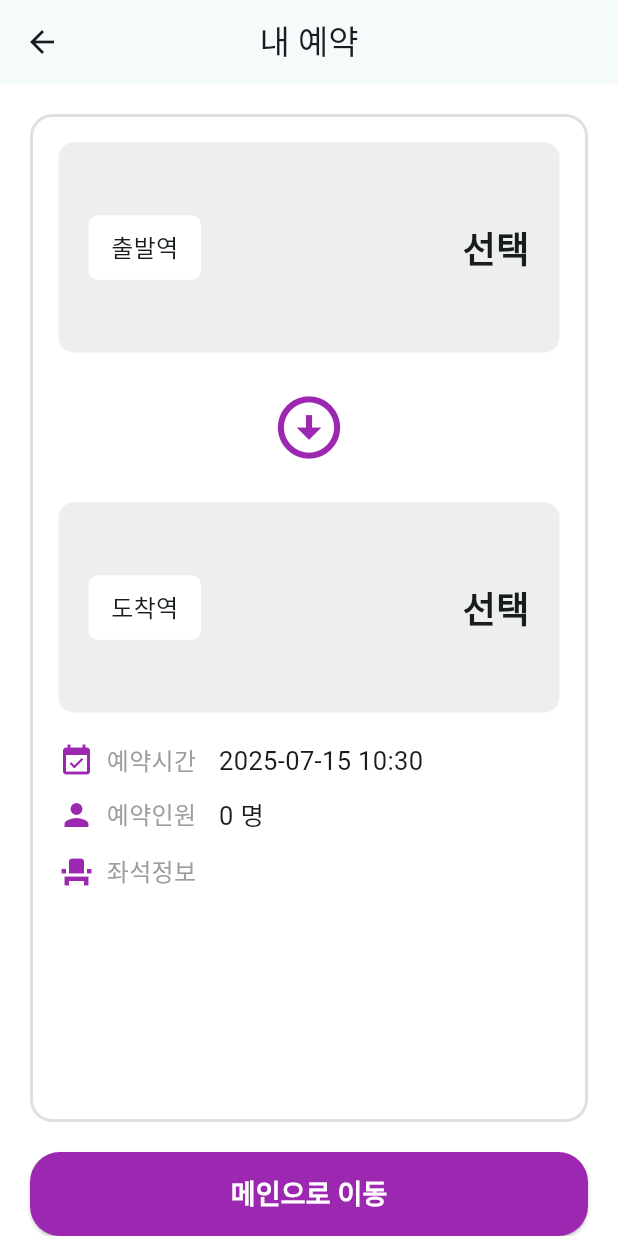
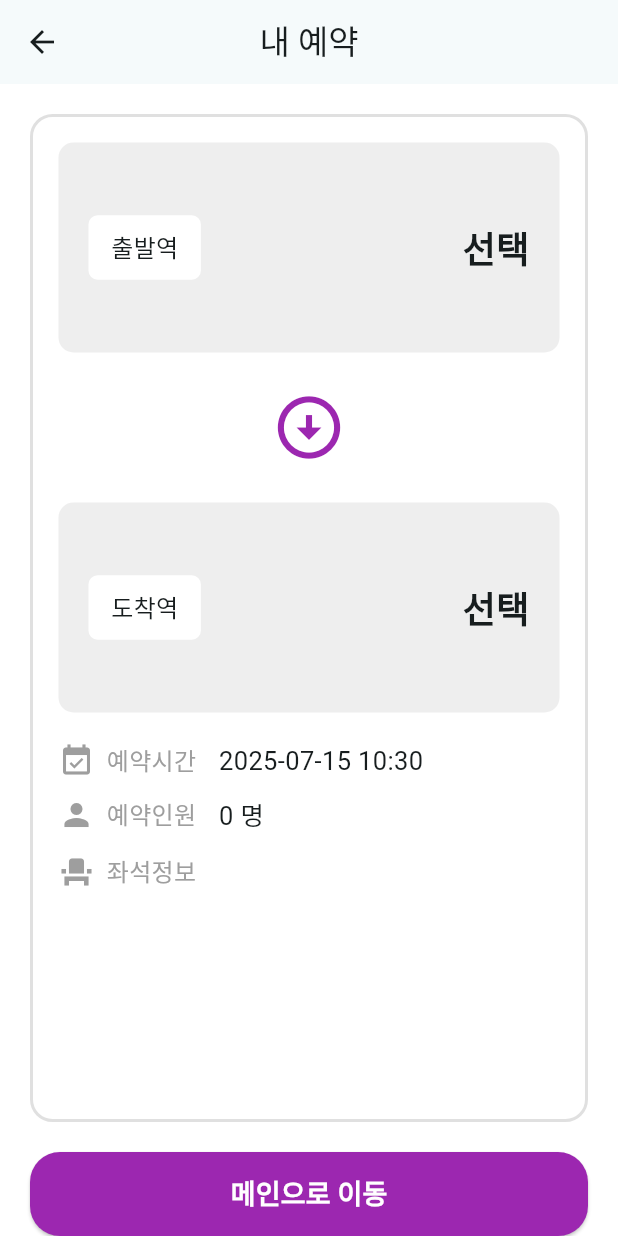
Before and after one commit to moong414/flutter_train_app, a Flutter app: the ReservePage screen opened directly with empty values, on a phone screen of 412 x 824 dp. Run offline on Flutter 3.47's test engine with Material 3 defaults, Android fonts, the phone set to English and light mode, and no system bars.

Commit message:
style: 색상수정

```diff
--- a/lib/main.dart
+++ b/lib/main.dart
@@ -32,9 +32,9 @@ class MyApp extends StatelessWidget {
         colorScheme: ColorScheme.fromSeed(
           seedColor: Colors.black,
           brightness: Brightness.dark,
-          primary: const Color.fromARGB(255, 137, 128, 138),
+          primary: Colors.purple,
           secondaryContainer: Colors.white24,
-          tertiary: Colors.white30,
+          tertiary: Colors.white12,
           onTertiaryContainer: Colors.white,
           onSurface: Colors.white,
           tertiaryContainer: Colors.grey[300],
--- a/lib/reserve_page.dart
+++ b/lib/reserve_page.dart
@@ -65,7 +65,7 @@ class _ReservePageState extends State<ReservePage> {
         Icon(
           etcIconName,
           size: 24,
-          color: Theme.of(context).colorScheme.primary,
+          color: Theme.of(context).colorScheme.onSurfaceVariant,
         ),
         SizedBox(width: 8),
         Text(
```
